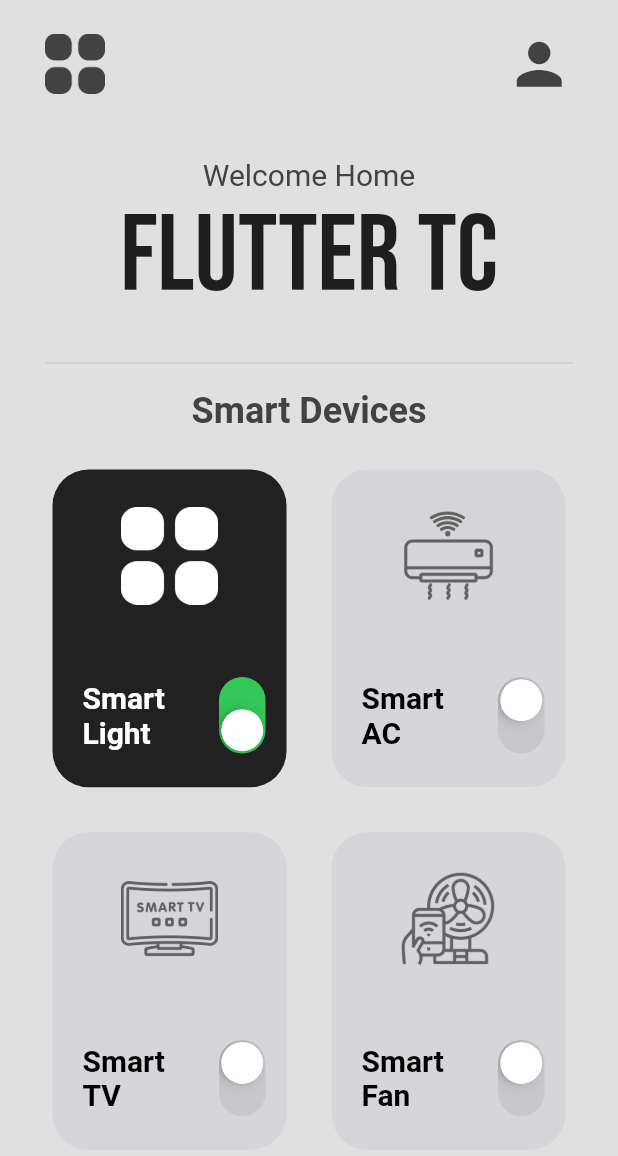
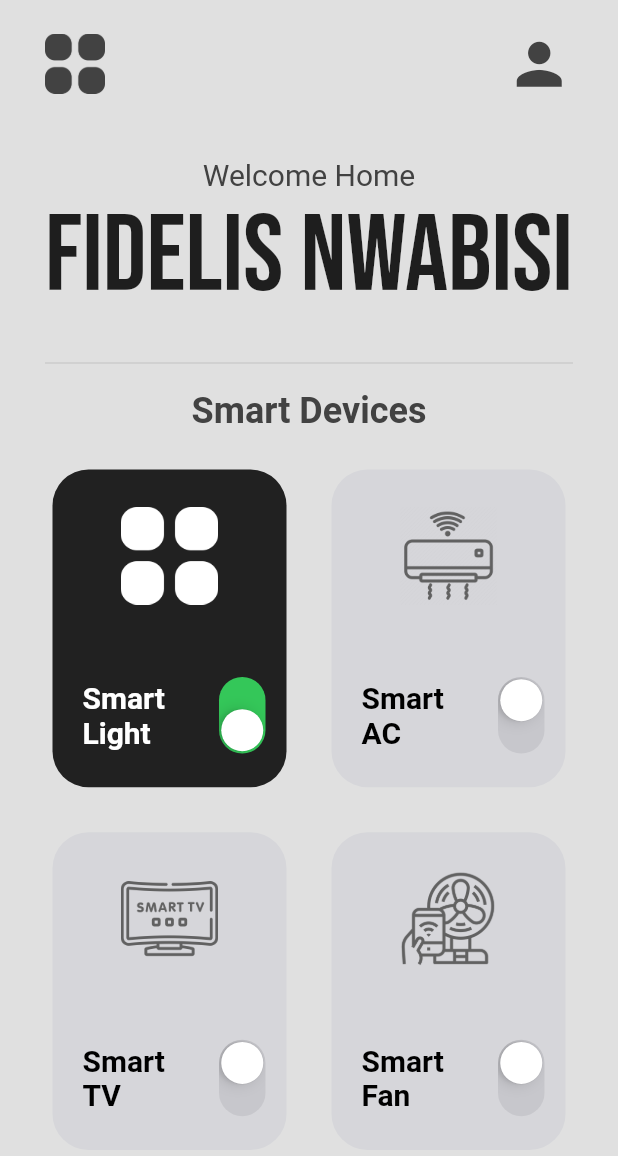
Before and after one commit to fidelisnwabisi/smarthome, a Flutter app: the screen it shows after launch, on a phone screen of 412 x 824 dp. Shown: the top 1156 px of the screen. Run offline on Flutter 3.47's test engine with Material 2 defaults, Android fonts, the phone set to English and light mode, and no system bars; our stand-ins replace google_fonts.

Commit message:
added screen cast and changed name

```diff
--- a/lib/home_page/components/welcome_header.dart
+++ b/lib/home_page/components/welcome_header.dart
@@ -17,8 +17,8 @@ class WelcomeHeader extends StatelessWidget {
             style: TextStyle(fontSize: 20, color: Colors.grey.shade800),
           ),
           Text(
-            "Flutter TC",
-            style: GoogleFonts.bebasNeue(fontSize: 72),
+            "Fidelis Nwabisi",
+            style: GoogleFonts.bebasNeue(fontSize: 71.75),
           ),
         ],
       ),
```
Also changed, not shown: assets/screencast/homescreen.gif (added), 1 other file.
